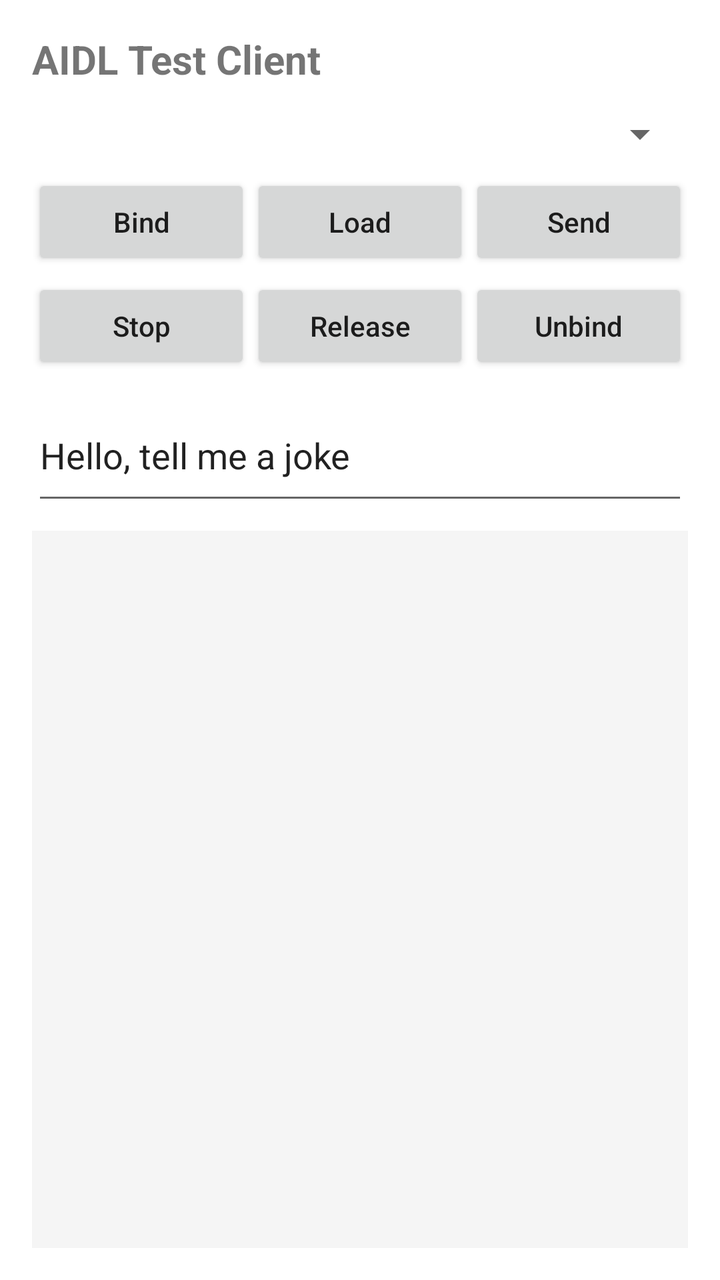
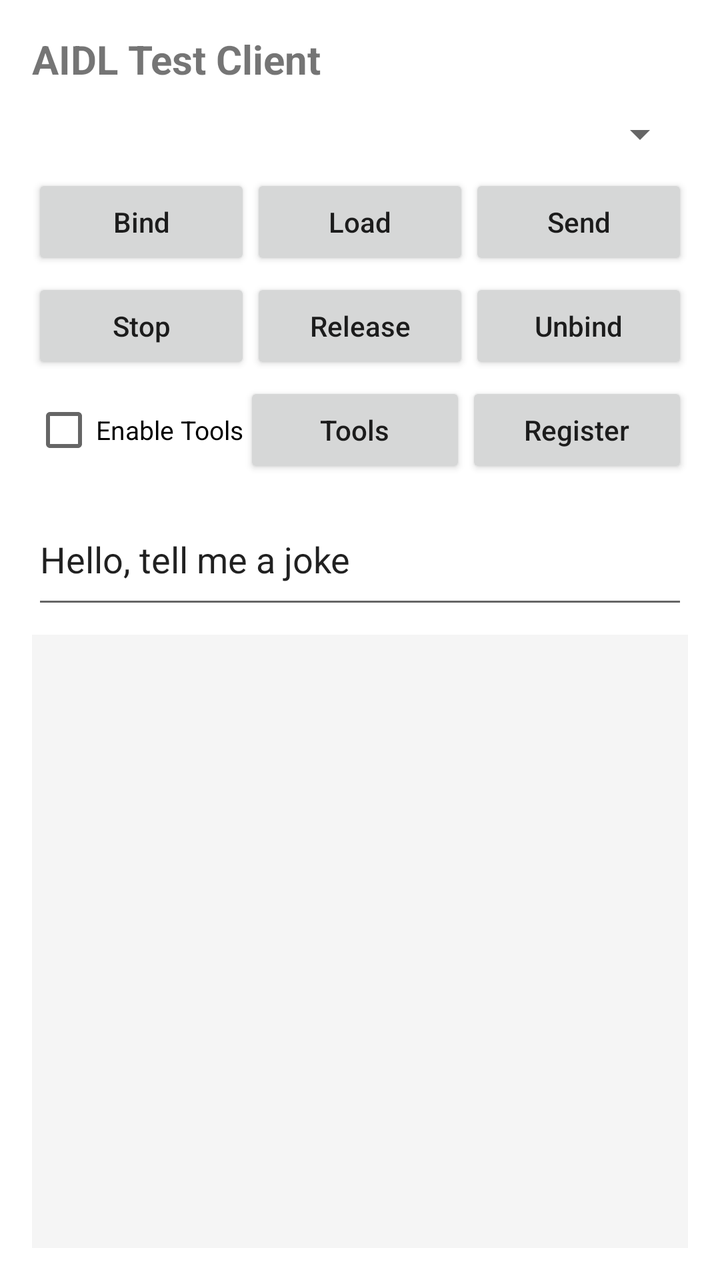

The first picture is an Android layout as it rendered before a commit; the second is the same layout after the commit. The layout source and the unified diff follow.
<!-- AndroidManifest.xml: application theme Theme.MaterialComponents.Light.DarkActionBar -->
<!-- res/layout/activity_main.xml -->
<?xml version="1.0" encoding="utf-8"?>
<LinearLayout xmlns:android="http://schemas.android.com/apk/res/android"
    android:layout_width="match_parent"
    android:layout_height="match_parent"
    android:orientation="vertical"
    android:padding="16dp">

    <TextView
        android:layout_width="wrap_content"
        android:layout_height="wrap_content"
        android:text="AIDL Test Client"
        android:textSize="20sp"
        android:textStyle="bold"
        android:layout_marginBottom="12dp" />

    <Spinner
        android:id="@+id/spinnerModels"
        android:layout_width="match_parent"
        android:layout_height="wrap_content"
        android:layout_marginBottom="8dp" />

    <LinearLayout
        android:layout_width="match_parent"
        android:layout_height="wrap_content"
        android:orientation="horizontal"
        android:layout_marginBottom="4dp">

        <Button
            android:id="@+id/btnBind"
            android:layout_width="0dp"
            android:layout_height="wrap_content"
            android:layout_weight="1"
            android:text="Bind"
            android:textAllCaps="false" />

        <Button
            android:id="@+id/btnLoad"
            android:layout_width="0dp"
            android:layout_height="wrap_content"
            android:layout_weight="1"
            android:text="Load"
            android:textAllCaps="false" />

        <Button
            android:id="@+id/btnSend"
            android:layout_width="0dp"
            android:layout_height="wrap_content"
            android:layout_weight="1"
            android:text="Send"
            android:textAllCaps="false" />
    </LinearLayout>

    <LinearLayout
        android:layout_width="match_parent"
        android:layout_height="wrap_content"
        android:orientation="horizontal"
        android:layout_marginBottom="8dp">

        <Button
            android:id="@+id/btnStop"
            android:layout_width="0dp"
            android:layout_height="wrap_content"
            android:layout_weight="1"
            android:text="Stop"
            android:textAllCaps="false" />

        <Button
            android:id="@+id/btnRelease"
            android:layout_width="0dp"
            android:layout_height="wrap_content"
            android:layout_weight="1"
            android:text="Release"
            android:textAllCaps="false" />

        <Button
            android:id="@+id/btnUnbind"
            android:layout_width="0dp"
            android:layout_height="wrap_content"
            android:layout_weight="1"
            android:text="Unbind"
            android:textAllCaps="false" />
    </LinearLayout>

    <EditText
        android:id="@+id/editPrompt"
        android:layout_width="match_parent"
        android:layout_height="wrap_content"
        android:hint="Enter prompt"
        android:text="Hello, tell me a joke"
        android:layout_marginBottom="8dp"
        android:inputType="textMultiLine"
        android:minLines="2" />

    <ScrollView
        android:id="@+id/scrollLog"
        android:layout_width="match_parent"
        android:layout_height="0dp"
        android:layout_weight="1"
        android:background="#F5F5F5"
        android:padding="8dp">

        <TextView
            android:id="@+id/textLog"
            android:layout_width="match_parent"
            android:layout_height="wrap_content"
            android:fontFamily="monospace"
            android:textSize="12sp"
            android:text="" />
    </ScrollView>
</LinearLayout>
<!-- resources referenced by this layout -->
<resources>

</resources>

<!-- the commit's change to res/layout/activity_main.xml (unified diff, before → after) -->
@@ -54,7 +54,7 @@
         android:layout_width="match_parent"
         android:layout_height="wrap_content"
         android:orientation="horizontal"
-        android:layout_marginBottom="8dp">
+        android:layout_marginBottom="4dp">
 
         <Button
             android:id="@+id/btnStop"
@@ -78,6 +78,37 @@
             android:layout_height="wrap_content"
             android:layout_weight="1"
             android:text="Unbind"
+            android:textAllCaps="false" />
+    </LinearLayout>
+
+    <LinearLayout
+        android:layout_width="match_parent"
+        android:layout_height="wrap_content"
+        android:orientation="horizontal"
+        android:gravity="center_vertical"
+        android:layout_marginBottom="8dp">
+
+        <CheckBox
+            android:id="@+id/chkEnableTools"
+            android:layout_width="wrap_content"
+            android:layout_height="wrap_content"
+            android:text="Enable Tools"
+            android:textSize="13sp" />
+
+        <Button
+            android:id="@+id/btnTools"
+            android:layout_width="0dp"
+            android:layout_height="wrap_content"
+            android:layout_weight="1"
+            android:text="Tools"
+            android:textAllCaps="false" />
+
+        <Button
+            android:id="@+id/btnRegister"
+            android:layout_width="0dp"
+            android:layout_height="wrap_content"
+            android:layout_weight="1"
+            android:text="Register"
             android:textAllCaps="false" />
     </LinearLayout>
 
